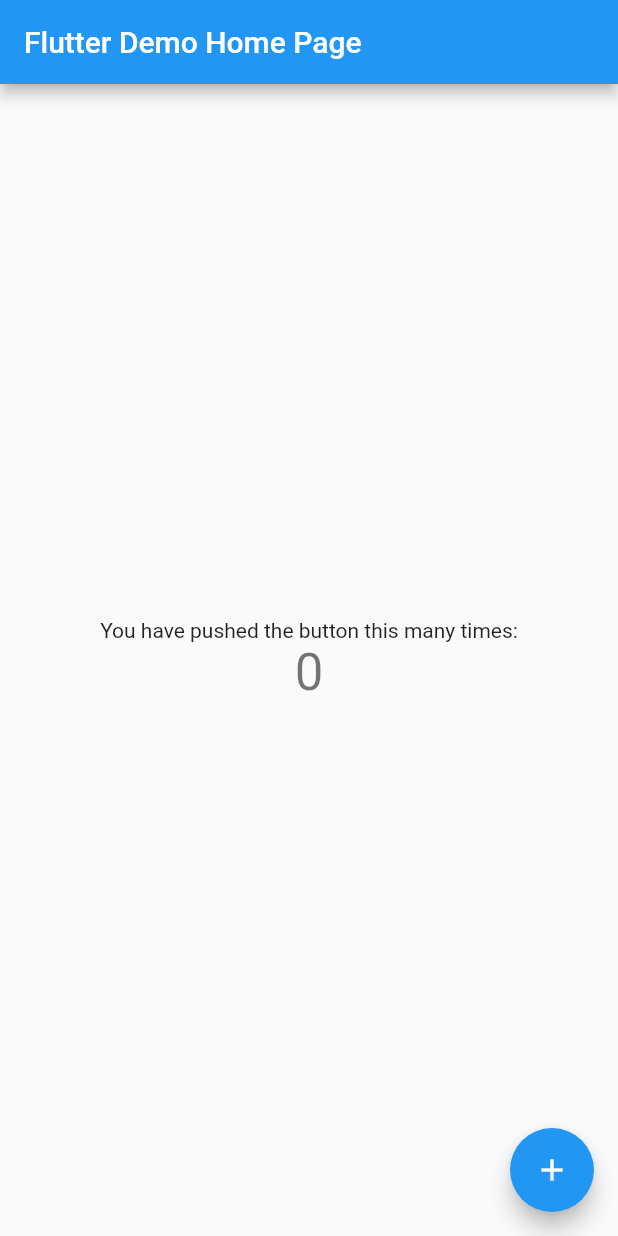
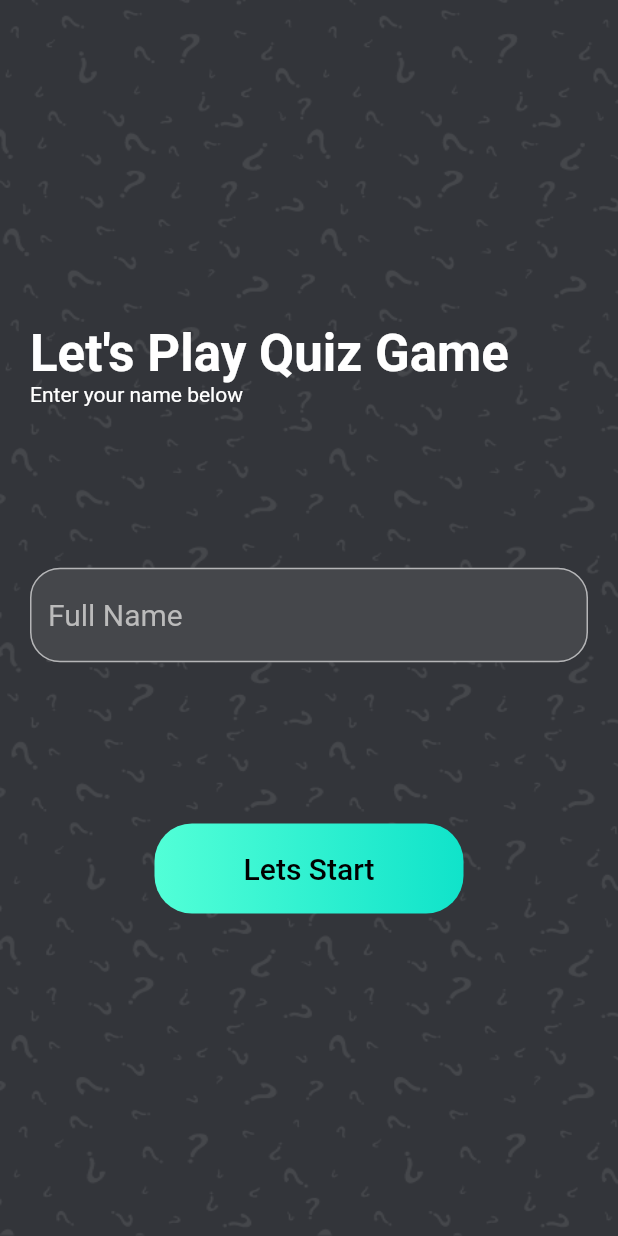
Before and after one commit to mahsak01/Quiz_Game, a Flutter app: the screen it shows after launch, on a phone screen of 412 x 824 dp. Run offline on Flutter 3.47's test engine with Material 2 defaults, Android fonts, the phone set to English and light mode, and no system bars.

Commit message:
add home page to app

```diff
--- /dev/null
+++ b/quizgame_app/lib/constants.dart
@@ -0,0 +1,15 @@
+import 'package:flutter/material.dart';
+
+const SecondColor= Color(0xff45474b);
+const WhiteColor = Color(0xFFffffff);
+const GreenColor = Color(0xFF6AC259);
+const RedColor = Color(0xFFE92E30);
+const GrayColor = Color(0xFFBBBBBB);
+const BlackColor = Color(0xFF101010);
+const PrimaryGradient = LinearGradient(
+  colors: [Color(0xFF52ffd7), Color(0xFF10e3ca)],
+  begin: Alignment.centerLeft,
+  end: Alignment.centerRight,
+);
+
+const double kDefaultPadding = 20.0;
--- a/quizgame_app/lib/main.dart
+++ b/quizgame_app/lib/main.dart
@@ -1,4 +1,5 @@
 import 'package:flutter/material.dart';
+import 'package:quizgame_app/screens/home/home_page.dart';
 
 void main() {
   runApp(MyApp());
@@ -9,105 +10,12 @@
   @override
   Widget build(BuildContext context) {
     return MaterialApp(
-      title: 'Flutter Demo',
-      theme: ThemeData(
-        // This is the theme of your application.
-        //
-        // Try running your application with "flutter run". You'll see the
-        // application has a blue toolbar. Then, without quitting the app, try
-        // changing the primarySwatch below to Colors.green and then invoke
-        // "hot reload" (press "r" in the console where you ran "flutter run",
-        // or simply save your changes to "hot reload" in a Flutter IDE).
-        // Notice that the counter didn't reset back to zero; the application
-        // is not restarted.
-        primarySwatch: Colors.blue,
-      ),
-      home: MyHomePage(title: 'Flutter Demo Home Page'),
+      title: 'Quiz Game',
+      theme: ThemeData.dark(),
+      debugShowCheckedModeBanner: false,
+      home: HomePage(),
+
     );
+
   }
 }
-
-class MyHomePage extends StatefulWidget {
-  MyHomePage({Key? key, required this.title}) : super(key: key);
-
-  // This widget is the home page of your application. It is stateful, meaning
-  // that it has a State object (defined below) that contains fields that affect
-  // how it looks.
-
-  // This class is the configuration for the state. It holds the values (in this
-  // case the title) provided by the parent (in this case the App widget) and
-  // used by the build method of the State. Fields in a Widget subclass are
-  // always marked "final".
-
-  final String title;
-
-  @override
-  _MyHomePageState createState() => _MyHomePageState();
-}
-
-class _MyHomePageState extends State<MyHomePage> {
-  int _counter = 0;
-
-  void _incrementCounter() {
-    setState(() {
-      // This call to setState tells the Flutter framework that something has
-      // changed in this State, which causes it to rerun the build method below
-      // so that the display can reflect the updated values. If we changed
-      // _counter without calling setState(), then the build method would not be
-      // called again, and so nothing would appear to happen.
-      _counter++;
-    });
-  }
-
-  @override
-  Widget build(BuildContext context) {
-    // This method is rerun every time setState is called, for instance as done
-    // by the _incrementCounter method above.
-    //
-    // The Flutter framework has been optimized to make rerunning build methods
-    // fast, so that you can just rebuild anything that needs updating rather
-    // than having to individually change instances of widgets.
-    return Scaffold(
-      appBar: AppBar(
-        // Here we take the value from the MyHomePage object that was created by
-        // the App.build method, and use it to set our appbar title.
-        title: Text(widget.title),
-      ),
-      body: Center(
-        // Center is a layout widget. It takes a single child and positions it
-        // in the middle of the parent.
-        child: Column(
-          // Column is also a layout widget. It takes a list of children and
-          // arranges them vertically. By default, it sizes itself to fit its
-          // children horizontally, and tries to be as tall as its parent.
-          //
-          // Invoke "debug painting" (press "p" in the console, choose the
-          // "Toggle Debug Paint" action from the Flutter Inspector in Android
-          // Studio, or the "Toggle Debug Paint" command in Visual Studio Code)
-          // to see the wireframe for each widget.
-          //
-          // Column has various properties to control how it sizes itself and
-          // how it positions its children. Here we use mainAxisAlignment to
-          // center the children vertically; the main axis here is the vertical
-          // axis because Columns are vertical (the cross axis would be
-          // horizontal).
-          mainAxisAlignment: MainAxisAlignment.center,
-          children: <Widget>[
-            Text(
-              'You have pushed the button this many times:',
-            ),
-            Text(
-              '$_counter',
-              style: Theme.of(context).textTheme.headline4,
-            ),
-          ],
-        ),
-      ),
-      floatingActionButton: FloatingActionButton(
-        onPressed: _incrementCounter,
-        tooltip: 'Increment',
-        child: Icon(Icons.add),
-      ), // This trailing comma makes auto-formatting nicer for build methods.
-    );
-  }
-}
--- /dev/null
+++ b/quizgame_app/lib/screens/home/home_page.dart
@@ -0,0 +1,80 @@
+import 'package:flutter/material.dart';
+import 'package:quizgame_app/constants.dart';
+
+class HomePage extends StatelessWidget {
+  @override
+  Widget build(BuildContext context) {
+    return Scaffold(
+      body: Stack( children: [
+        Container(
+          width: MediaQuery.of(context).size.width,
+          height: MediaQuery.of(context).size.height,
+          child: Image.asset(
+            "assets/background.png",
+            fit: BoxFit.fill,
+          ),
+        ),
+        SafeArea(
+            child: Padding(
+        padding: const EdgeInsets.symmetric(horizontal: kDefaultPadding),
+              child: Column(
+                crossAxisAlignment: CrossAxisAlignment.start,
+                children: [
+                  Spacer(flex: 2),
+                  Text(
+                    "Let's Play Quiz Game",
+                    style: Theme.of(context)
+                        .textTheme
+                        .headline4!
+                        .copyWith(fontWeight: FontWeight.bold, color: WhiteColor),
+                  ),
+                  Text("Enter your name below"),
+                  Spacer(),
+                  TextField(
+
+                    decoration: InputDecoration(
+
+                        filled: true,
+                        fillColor: SecondColor,
+                        hintText: "Full Name",
+                        hintStyle: TextStyle(color: GrayColor,fontSize: 20),
+                        border: OutlineInputBorder(
+                            borderRadius: BorderRadius.all(Radius.circular(20)),
+                            borderSide: BorderSide(color: GrayColor)),
+                      focusedBorder:  OutlineInputBorder(
+                          borderRadius: BorderRadius.all(Radius.circular(20)),
+                          borderSide: BorderSide(color: GrayColor))
+                    ),
+                  ),
+                  Spacer(),
+                  Center(
+                    child: GestureDetector(
+                      // on tap
+                      child: Container(
+                        height: 60,
+                        width: MediaQuery.of(context).size.width/2,
+                        alignment: Alignment.center,
+                        padding: EdgeInsets.all(kDefaultPadding * 0.75),
+                        // 15
+                        decoration: BoxDecoration(
+                          gradient: PrimaryGradient,
+                          borderRadius: BorderRadius.all(Radius.circular(25)),
+                        ),
+                        child: Text(
+                          "Lets Start",
+                          style: Theme.of(context)
+                              .textTheme
+                              .button!
+                              .copyWith(color: Colors.black,fontSize: 20),
+                        ),
+                      ),
+                    ),
+                  ),
+                  Spacer(flex: 2), // it will take 2/6 spaces
+                ],
+              ),
+            ))
+      ]),
+    );
+  }
+}
--- a/quizgame_app/pubspec.yaml
+++ b/quizgame_app/pubspec.yaml
@@ -45,9 +45,9 @@
   uses-material-design: true
 
   # To add assets to your application, add an assets section, like this:
-  # assets:
-  #   - images/a_dot_burr.jpeg
-  #   - images/a_dot_ham.jpeg
+  assets:
+     - assets/background.png
+     - assets/winner.png
 
   # An image asset can refer to one or more resolution-specific "variants", see
   # https://flutter.dev/assets-and-images/#resolution-aware.
```
Also changed, not shown: QuizGame_UI&UX/QuizGame_app.png (renamed from QuizGame_UI&UX/QuizGame_aap.png), quizgame_app/assets/background.png (added), quizgame_app/assets/winner.png (added).
